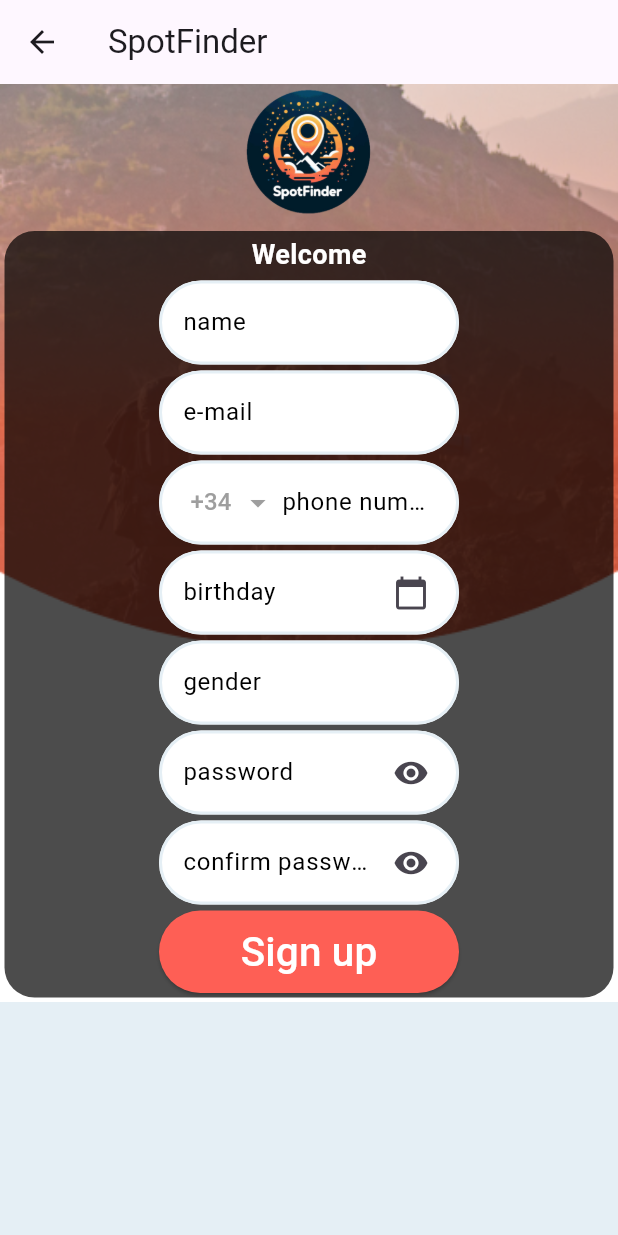
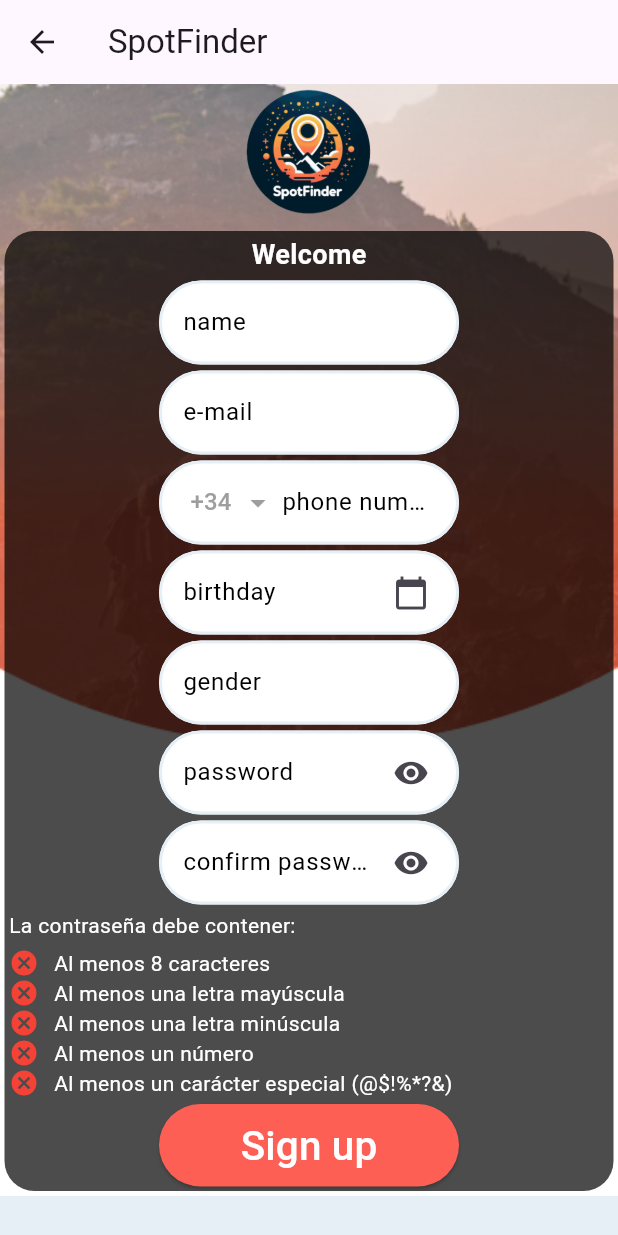
Before and after one commit to MercadonaEnjoyer/EA_Grupo2_Flutter_Mobil, a Flutter app: the RegisterScreen screen opened by its route, on a phone screen of 412 x 824 dp. Run offline on Flutter 3.47's test engine with Material 3 defaults, Android fonts, the phone set to English and light mode, and no system bars; our stand-ins replace dio, flutter_map, flutter_rating_bar, geolocator, get, get_storage and 9 more; missing offline and left inert: dart:html, google_sign_in_web; accounts and stored records are empty; statements that could not run were skipped.

Commit message:
contraseña segura

```diff
--- a/lib/Screens/chatScreen.dart
+++ b/lib/Screens/chatScreen.dart
@@ -31,7 +31,7 @@ class _ChatScreenState extends State<ChatScreen> {
   @override
   void initState() {
     socket = IO.io(
-        "http://127.0.0.1:3000",
+        "https://back.spotfinder.duckdns.org",
         IO.OptionBuilder()
             .setTransports(['websocket'])
             .disableAutoConnect()
--- a/lib/Screens/register_screen.dart
+++ b/lib/Screens/register_screen.dart
@@ -157,6 +157,37 @@ class _RegisterScreen extends State<RegisterScreen> {
                         onPressed: _togglePasswordVisibility,
                       ),
                     ),
+                                        const SizedBox(height: 4),
+                     Obx(() => Column(
+                                  crossAxisAlignment: CrossAxisAlignment.start,
+                                  children: [
+                                    Text(
+                                      'La contraseña debe contener:',
+                                      style: TextStyle(color: Colors.white),
+                                    ),
+                                    const SizedBox(height: 5),
+                                    _buildCriteriaItem(
+                                      'Al menos 8 caracteres',
+                                      controller.passwordCriteria['length']!,
+                                    ),
+                                    _buildCriteriaItem(
+                                      'Al menos una letra mayúscula',
+                                      controller.passwordCriteria['uppercase']!,
+                                    ),
+                                    _buildCriteriaItem(
+                                      'Al menos una letra minúscula',
+                                      controller.passwordCriteria['lowercase']!,
+                                    ),
+                                    _buildCriteriaItem(
+                                      'Al menos un número',
+                                      controller.passwordCriteria['number']!,
+                                    ),
+                                    _buildCriteriaItem(
+                                      'Al menos un carácter especial (@\$!%*?&)',
+                                      controller.passwordCriteria['special']!,
+                                    ),
+                                  ],
+                                )),
                     const SizedBox(height: 4),
                     SignUpButton(onPressed: () => controller.signUp(), text: 'Sign up')
                   ],
@@ -166,6 +197,23 @@ class _RegisterScreen extends State<RegisterScreen> {
           ),
         ),
       ),
+    );
+  }
+
+  Widget _buildCriteriaItem(String text, bool met) {
+    return Row(
+      children: [
+        Icon(
+          met ? Icons.check_circle : Icons.cancel,
+          color: met ? Colors.green : Colors.red,
+          size: 20,
+        ),
+        const SizedBox(width: 10),
+        Text(
+          text,
+          style: TextStyle(color: Colors.white),
+        ),
+      ],
     );
   }
 }
@@ -181,9 +229,36 @@ class RegisterController extends GetxController {
   late String date;
 
   var selectedPrefix = '+34'.obs;
+  var passwordCriteria = {
+    'length': false,
+    'uppercase': false,
+    'lowercase': false,
+    'number': false,
+    'special': false,
+  }.obs;
 
-  bool invalid = false;
-  bool parameters = false;
+  @override
+  void onInit() {
+    super.onInit();
+    contrasenaController.addListener(validatePasswordCriteria);
+  }
+
+  @override
+  void onClose() {
+    contrasenaController.removeListener(validatePasswordCriteria);
+    contrasenaController.dispose();
+    super.onClose();
+  }
+
+  void validatePasswordCriteria() {
+    String password = contrasenaController.text;
+    passwordCriteria['length'] = password.length >= 8;
+    passwordCriteria['uppercase'] = password.contains(RegExp(r'[A-Z]'));
+    passwordCriteria['lowercase'] = password.contains(RegExp(r'[a-z]'));
+    passwordCriteria['number'] = password.contains(RegExp(r'\d'));
+    passwordCriteria['special'] = password.contains(RegExp(r'[@$!%*?&]'));
+    passwordCriteria.refresh();
+  }
 
   void selectDate(BuildContext context) async {
     final DateTime? pickedDate = await showDatePicker(
@@ -199,6 +274,13 @@ class RegisterController extends GetxController {
       birthdayController.text = formattedDate;
       date = utcDate.toIso8601String();
     }
+  }
+
+  bool validatePassword(String password) {
+    final RegExp passwordRegExp = RegExp(
+      r'^(?=.*[A-Z])(?=.*[a-z])(?=.*\d)(?=.*[@$!%*?&])[A-Za-z\d@$!%*?&]{8,}$',
+    );
+    return passwordRegExp.hasMatch(password);
   }
 
   void signUp() {
--- a/lib/Screens/register_screen_google.dart
+++ b/lib/Screens/register_screen_google.dart
@@ -49,7 +49,7 @@ class _RegisterGoogleScreenState extends State<RegisterGoogleScreen> {
 
   // Función para enviar datos al backend usando dio
   Future<void> sendDataToBackend() async {
-    const String baseUrl = 'http://127.0.0.1:3000';
+    const String baseUrl = 'https://back.spotfinder.duckdns.org';
 
     try {
       // Construir el cuerpo de la solicitud
--- a/lib/Services/ActivityService.dart
+++ b/lib/Services/ActivityService.dart
@@ -7,7 +7,7 @@ import 'package:spotfinder/Services/UserService.dart';
 
 
 class ActivityService {
-  final String baseUrl = "http://127.0.0.1:3000";
+  final String baseUrl = "https://back.spotfinder.duckdns.org";
   final Dio dio = DioSingleton.instance;
   var statusCode;
   var data;
--- a/lib/Services/CommentService.dart
+++ b/lib/Services/CommentService.dart
@@ -4,7 +4,7 @@ import 'package:spotfinder/Models/CommentModel.dart';
 import 'package:spotfinder/Services/TokenService.dart';
 
 class CommentService {
-  final String baseUrl = "http://127.0.0.1:3000"; // URL de tu backend
+  final String baseUrl = "https://back.spotfinder.duckdns.org"; // URL de tu backend
   final Dio dio = DioSingleton.instance;
   var statusCode;
   var data;
--- a/lib/Services/SignInService.dart
+++ b/lib/Services/SignInService.dart
@@ -28,7 +28,7 @@ class SignInService {
   final GoogleSignIn _googleSignIn;
   late final IdConfiguration idConfiguration;
   final Dio dio = Dio();
-  final String baseUrl = 'http://127.0.0.1:3000';
+  final String baseUrl = 'http://https://back.spotfinder.duckdns.org:3000';
 
   GoogleSignInAccount? _currentUser;
   bool _isAuthorized = false; // has granted permissions?
--- a/lib/Services/TokenService.dart
+++ b/lib/Services/TokenService.dart
@@ -71,7 +71,7 @@ class TokenRefreshService {
     try {
       final refreshToken = box.read('refresh_token');
       if (refreshToken != null) {
-        final response = await dio.post('http://127.0.0.1:3000/refresh_token',
+        final response = await dio.post('https://back.spotfinder.duckdns.org/refresh_token',
             data: {'refresh_token': refreshToken});
         var token = response.data['token'];
         var refresh_token = response.data['refreshToken'];
--- a/lib/Services/UserService.dart
+++ b/lib/Services/UserService.dart
@@ -7,7 +7,7 @@ import 'package:spotfinder/Services/SignInService.dart';
 import 'package:spotfinder/Services/TokenService.dart';
 
 class UserService {
-  final String baseUrl = "http://127.0.0.1:3000"; // URL de tu backend
+  final String baseUrl = "https://back.spotfinder.duckdns.org"; // URL de tu backend
   final Dio dio = DioSingleton.instance;
   var statusCode;
   var data;
```
